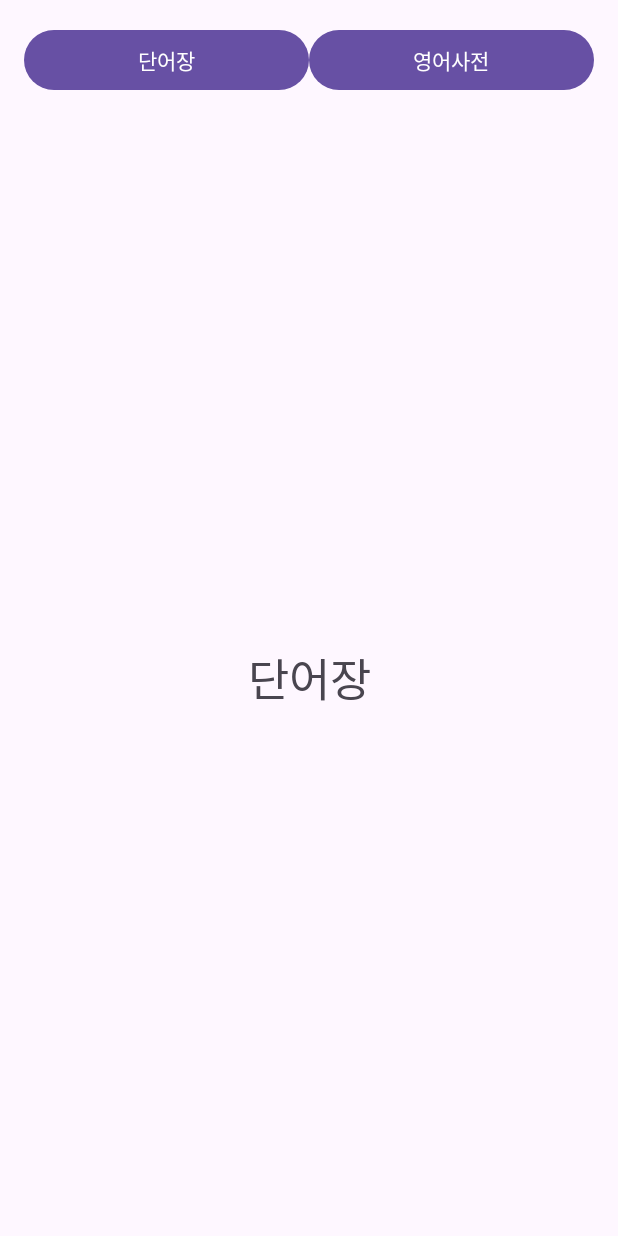
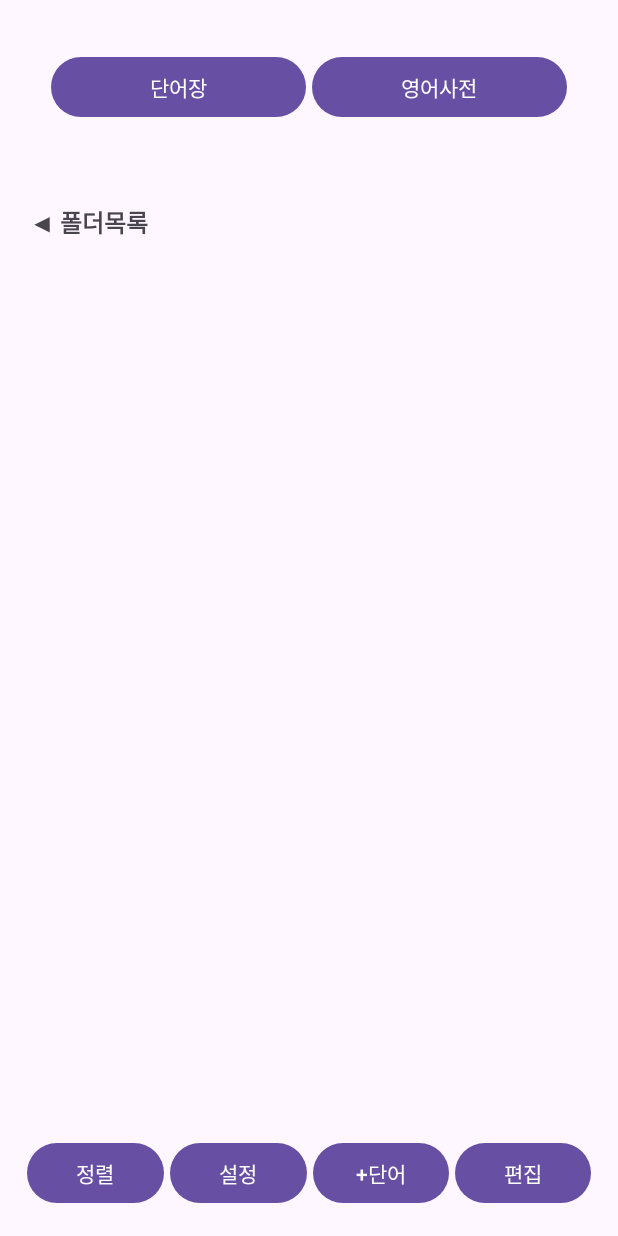
Before and after one commit to dmsgktn0523/toggleworld, an Android app: the screen it shows after launch (MainActivity), after a tap on "단어장", on a phone screen of 412 x 824 dp. Run offline under Robolectric (Android 15) with nearby library versions, the phone set to English and light mode, and no system bars.

Commit message:
Day 10 after updating - Created bottom bar - Added word list / folder button

```diff
--- a/app/src/main/java/com/hello/toggleworld/Fragment1.kt
+++ b/app/src/main/java/com/hello/toggleworld/Fragment1.kt
@@ -11,4 +11,5 @@ class Fragment1 : Fragment() {
         val view = inflater.inflate(R.layout.frag1, container, false)
         return view
     }
+
 }
--- a/app/src/main/java/com/hello/toggleworld/MainActivity.kt
+++ b/app/src/main/java/com/hello/toggleworld/MainActivity.kt
@@ -31,7 +31,7 @@ class MainActivity : AppCompatActivity() {
             setFrag(1)
         }
 
-//        setFrag(0)
+        setFrag(0)
     }
 
     private fun setFrag(fragNum : Int) {
--- a/app/src/main/res/layout/activity_main.xml
+++ b/app/src/main/res/layout/activity_main.xml
@@ -11,7 +11,7 @@
     <LinearLayout
         android:layout_width="match_parent"
         android:layout_height="wrap_content"
-        android:layout_margin="16dp"
+        android:layout_margin="32dp"
         android:orientation="horizontal">
 
         <Button
@@ -19,6 +19,7 @@
             android:layout_width="match_parent"
             android:layout_height="wrap_content"
             android:layout_weight="1"
+            android:layout_margin="2dp"
             android:text="단어장" />
 
         <Button
@@ -26,6 +27,7 @@
             android:layout_width="match_parent"
             android:layout_height="wrap_content"
             android:layout_weight="1"
+            android:layout_margin="2dp"
             android:text="영어사전" />
 
 
@@ -39,4 +41,5 @@
     <!--        android:layout_margin="16dp"-->
 
 
+
 </LinearLayout>
--- a/app/src/main/res/layout/frag1.xml
+++ b/app/src/main/res/layout/frag1.xml
@@ -1,18 +1,83 @@
 <?xml version="1.0" encoding="utf-8"?>
-<androidx.constraintlayout.widget.ConstraintLayout xmlns:android="http://schemas.android.com/apk/res/android"
+<LinearLayout xmlns:android="http://schemas.android.com/apk/res/android"
     xmlns:app="http://schemas.android.com/apk/res-auto"
     xmlns:tools="http://schemas.android.com/tools"
     android:layout_width="match_parent"
-    android:layout_height="match_parent">
+    android:layout_height="match_parent"
+    android:orientation="vertical">
 
-    <TextView
-        android:id="@+id/textView"
+
+    <FrameLayout
+        android:layout_width="match_parent"
+        android:layout_height="wrap_content">
+
+        <TextView
+            android:id="@+id/btn_to_folder_list"
+            android:layout_width="wrap_content"
+            android:layout_height="wrap_content"
+            android:layout_margin="20dp"
+            android:text="◀ 폴더목록"
+            android:textColorHighlight="#FFEB3B"
+            android:textColorHint="#FFEB3B"
+            android:textSize="16dp"
+            android:textStyle="bold" />
+
+    </FrameLayout>
+
+    <!--        height 표시하는 더 좋은 방법 필요!!! -->
+    <FrameLayout
         android:layout_width="wrap_content"
+        android:layout_height="560dp">
+
+
+        <ListView
+            android:id="@+id/words_list"
+            android:layout_width="match_parent"
+            android:layout_height="match_parent"
+            android:layout_margin="2dp" />
+
+    </FrameLayout>
+
+    <LinearLayout
+        android:id="@+id/bottom"
+        android:layout_width="match_parent"
         android:layout_height="wrap_content"
-        android:text="단어장"
-        android:textSize="30sp"
-        app:layout_constraintBottom_toBottomOf="parent"
-        app:layout_constraintEnd_toEndOf="parent"
-        app:layout_constraintStart_toStartOf="parent"
-        app:layout_constraintTop_toTopOf="parent" />
-</androidx.constraintlayout.widget.ConstraintLayout>
+        android:layout_margin="16dp"
+        android:orientation="horizontal">
+
+
+        <Button
+            android:id="@+id/btn_bottom_fragment1"
+            android:layout_width="match_parent"
+            android:layout_height="wrap_content"
+            android:layout_margin="2dp"
+            android:layout_weight="1"
+            android:text="정렬" />
+
+        <Button
+            android:id="@+id/btn_bottom_fragment2"
+            android:layout_width="match_parent"
+            android:layout_height="wrap_content"
+            android:layout_margin="2dp"
+            android:layout_weight="1"
+            android:text="설정" />
+
+        <Button
+            android:id="@+id/btn_bottom_fragment3"
+            android:layout_width="match_parent"
+            android:layout_height="wrap_content"
+            android:layout_margin="2dp"
+            android:layout_weight="1"
+            android:text="+단어" />
+
+        <Button
+            android:id="@+id/btn_bottom_fragment4"
+            android:layout_width="match_parent"
+            android:layout_height="wrap_content"
+            android:layout_margin="2dp"
+            android:layout_weight="1"
+            android:text="편집" />
+
+    </LinearLayout>
+
+</LinearLayout>
```
Also changed, not shown: app/src/main/res/layout/frag2.xml (+48 -5 lines).
